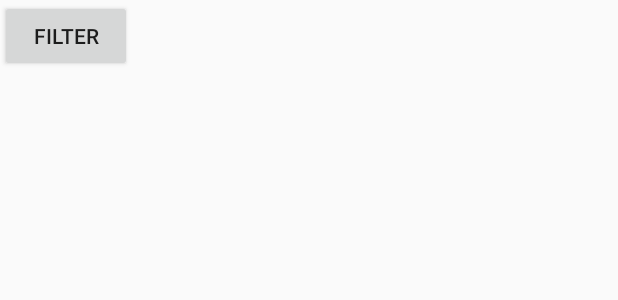
After one commit to caoyou222/Post-Office-App, an Android app: the layout content_workers.xml on its own in the app's theme, with its tools: preview values and no code run, on a phone screen of 412 x 824 dp. The commit adds this screen. Shown: the top 300 px of the screen. Run offline under Robolectric (Android 15) with nearby library versions, the phone set to English and light mode, and no system bars.

Commit message:
Adding a basic button feature

```diff
--- a/app/app/build.gradle
+++ b/app/app/build.gradle
@@ -19,11 +19,12 @@ android {
 }
 
 dependencies {
-    implementation fileTree(dir: 'libs', include: ['*.jar'])
+    implementation fileTree(include: ['*.jar'], dir: 'libs')
     implementation 'com.android.support:appcompat-v7:26.1.0'
     implementation 'com.android.support.constraint:constraint-layout:1.0.2'
     implementation 'com.android.support:design:26.1.0'
     testImplementation 'junit:junit:4.12'
     androidTestImplementation 'com.android.support.test:runner:1.0.1'
     androidTestImplementation 'com.android.support.test.espresso:espresso-core:3.0.1'
+    implementation files('/Users/alina/Desktop/PO/po/app/.gradle/4.1/libs/postgresql-42.2.0.jar')
 }
--- a/app/app/src/main/AndroidManifest.xml
+++ b/app/app/src/main/AndroidManifest.xml
@@ -22,6 +22,10 @@
         <activity
             android:name=".PackageDetailActivity"
             android:label="@string/title_activity_teacher_detail"
+            android:theme="@style/AppTheme.NoActionBar" />
+        <activity
+            android:name=".WorkersActivity"
+            android:label="@string/title_activity_workers"
             android:theme="@style/AppTheme.NoActionBar"></activity>
     </application>
 
--- /dev/null
+++ b/app/app/src/main/res/layout/content_workers.xml
@@ -0,0 +1,19 @@
+<?xml version="1.0" encoding="utf-8"?>
+<android.support.constraint.ConstraintLayout xmlns:android="http://schemas.android.com/apk/res/android"
+    xmlns:app="http://schemas.android.com/apk/res-auto"
+    xmlns:tools="http://schemas.android.com/tools"
+    android:layout_width="match_parent"
+    android:layout_height="match_parent"
+    app:layout_behavior="@string/appbar_scrolling_view_behavior"
+    tools:context="com.example.youcao.app.WorkersActivity"
+    tools:showIn="@layout/activity_workers">
+
+    <Button
+        android:id="@+id/button_filter"
+        android:layout_width="wrap_content"
+        android:layout_height="wrap_content"
+        android:text="@string/buttonText"
+        android:onClick="buttonOnClick"
+        tools:layout_editor_absoluteX="16dp"
+        tools:layout_editor_absoluteY="16dp" />
+</android.support.constraint.ConstraintLayout>
--- a/app/app/src/main/res/values/strings.xml
+++ b/app/app/src/main/res/values/strings.xml
@@ -2,4 +2,6 @@
     <string name="app_name">app</string>
     <string name="action_settings">Settings</string>
     <string name="title_activity_teacher_detail">TeacherDetailActivity</string>
+    <string name="title_activity_workers">WorkersActivity</string>
+    <string name="buttonText">Filter</string>
 </resources>
```
Also changed, not shown: app/app/src/main/java/com/example/youcao/app/MainActivity.java (+7 -3 lines), app/app/src/main/java/com/example/youcao/app/Package.java (+7 -0 lines), app/app/src/main/java/com/example/youcao/app/WorkersActivity.java (added, +36 -0 lines), app/app/src/main/res/layout/activity_workers.xml (added, +33 -0 lines), 1 other file.
